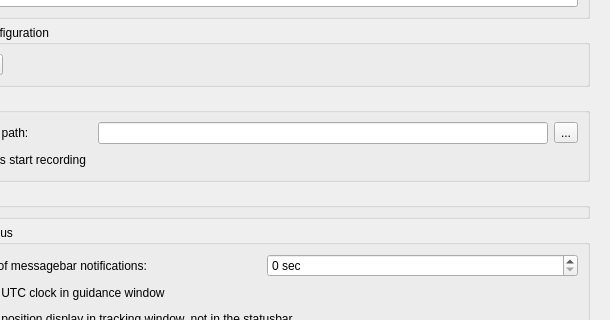
Old version of the form ui/posiview_properties_base.ui in the repository jrenken/qgis-PosiView; both pictures show x 237 to 847 and y 111 to 431 of the 847 by 850 pixel window.
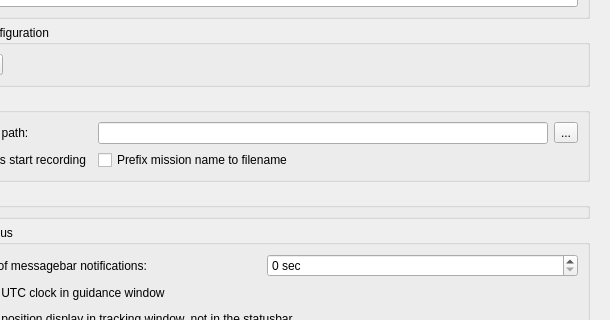
New version of the form. Icons and pictures are not drawn. Custom widgets are drawn as their Qt base class.

Commit message: optionally prefix the recorder filename with the mission name (cruise_dive)

What changed in the file:
```diff
--- a/ui/posiview_properties_base.ui
+++ b/ui/posiview_properties_base.ui
@@ -331,6 +331,13 @@
                     </property>
                    </widget>
                   </item>
+                  <item row="2" column="1">
+                   <widget class="QCheckBox" name="checkBoxPrefixMission">
+                    <property name="text">
+                     <string>Prefix mission name to filename</string>
+                    </property>
+                   </widget>
+                  </item>
                  </layout>
                 </widget>
                </item>
```
Left out of the diff: 8 changed lines with no effect on the pictures. The commit also changes 5 other files.
